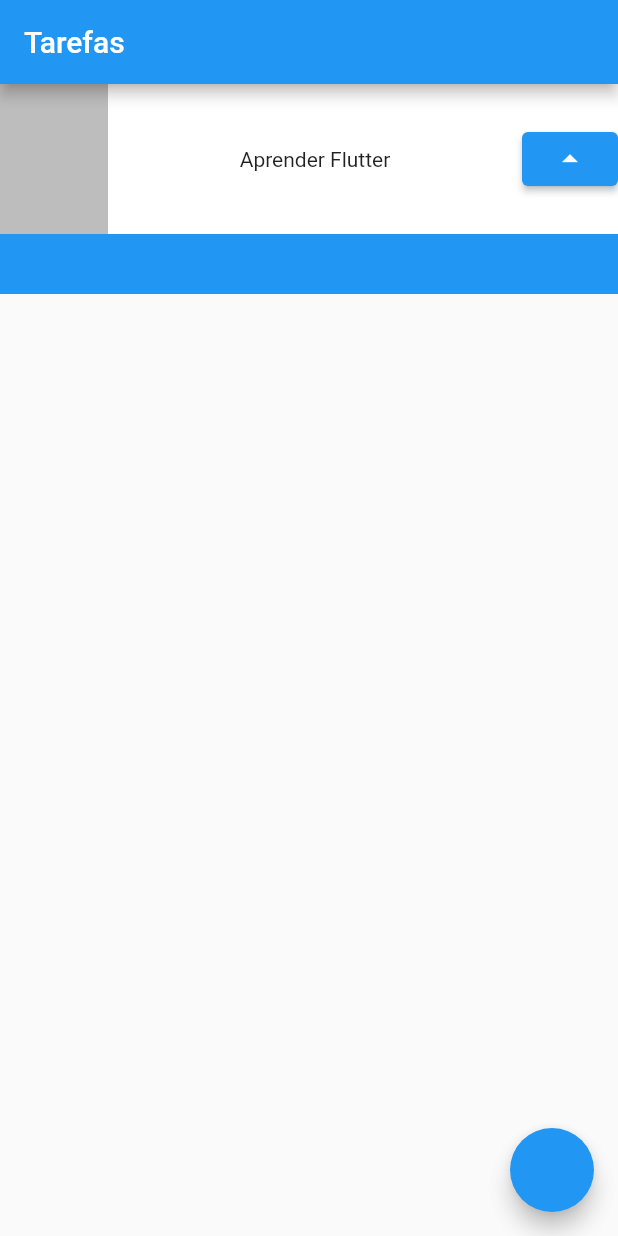
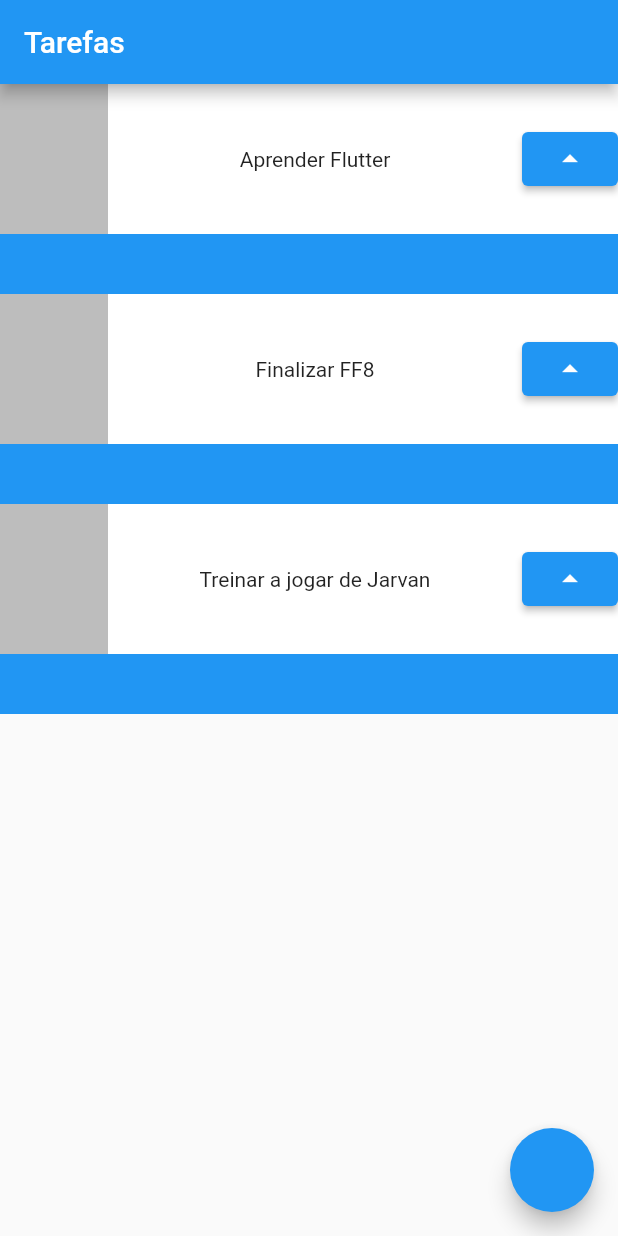
Before and after one commit to AAlan12/flutter-praticas, a Flutter app: the screen it shows after launch, on a phone screen of 412 x 824 dp. Run offline on Flutter 3.47's test engine with Material 2 defaults, Android fonts, the phone set to English and light mode, and no system bars.

Commit message:
Criação de StatelessWidget para as tasks

```diff
--- a/lib/main.dart
+++ b/lib/main.dart
@@ -18,7 +18,24 @@ class MyApp extends StatelessWidget {
         appBar: AppBar(
           title: Text('Tarefas'),
         ),
-        body: Container(
+        body: Column(children: [
+          Task('Aprender Flutter'),
+          Task('Finalizar FF8'),
+          Task('Treinar a jogar de Jarvan'),
+        ]),
+        floatingActionButton: FloatingActionButton(onPressed: () {}),
+      ),
+    );
+  }
+}
+
+class Task extends StatelessWidget {
+  final String nome;
+  const Task(this.nome, {Key? key}) : super(key: key);
+
+  @override
+  Widget build(BuildContext context) {
+    return Container(
       child: Stack(
         children: [
           Container(
@@ -36,7 +53,7 @@ class MyApp extends StatelessWidget {
                   width: 72,
                   height: 100,
                 ),
-                    Text('Aprender Flutter'),
+                Text(nome),
                 ElevatedButton(
                     onPressed: () {}, child: Icon(Icons.arrow_drop_up))
               ],
@@ -44,9 +61,6 @@ class MyApp extends StatelessWidget {
           )
         ],
       ),
-        ),
-        floatingActionButton: FloatingActionButton(onPressed: () {}),
-      ),
     );
   }
 }
```
Lines whose indentation alone changed are shown as unchanged.
